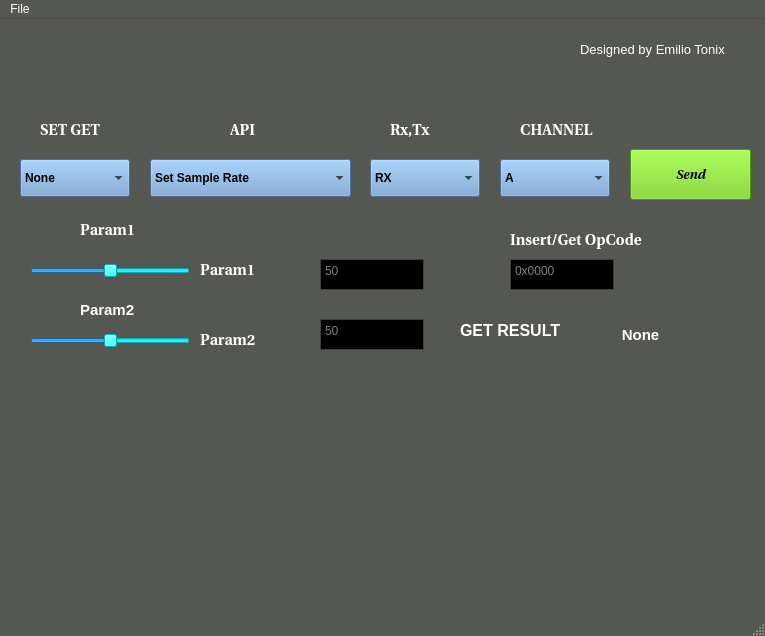
Above: GUI/LIMEGUI/mainwindow.ui from Tonix22/LSM7002M_RISC-V_driver before the change. Below: the same form after it.
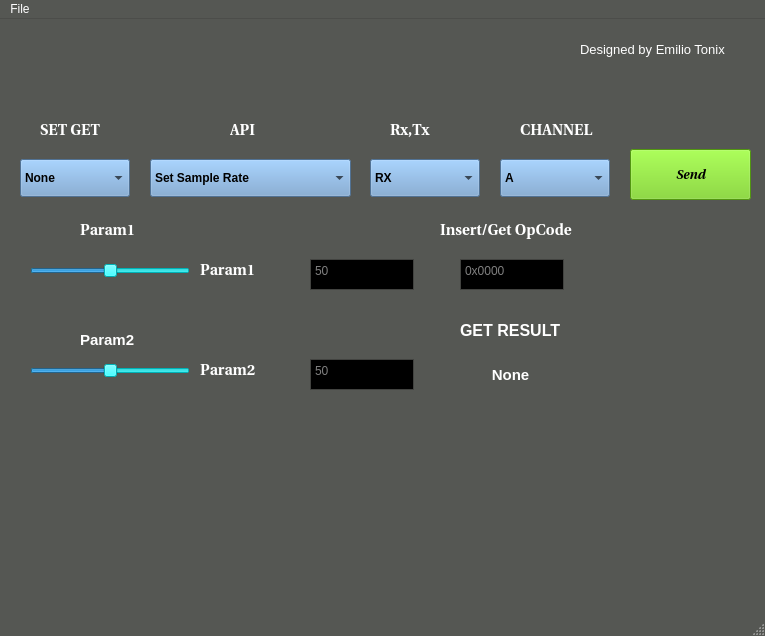
That is the form after the change. Icons and pictures are not drawn.

Diff of the .ui file:
```diff
--- a/GUI/LIMEGUI/mainwindow.ui
+++ b/GUI/LIMEGUI/mainwindow.ui
@@ -1885,7 +1885,7 @@
     <property name="geometry">
      <rect>
       <x>30</x>
-      <y>310</y>
+      <y>340</y>
       <width>160</width>
       <height>24</height>
      </rect>
@@ -2364,7 +2364,7 @@
     <property name="geometry">
      <rect>
       <x>80</x>
-      <y>280</y>
+      <y>310</y>
       <width>68</width>
       <height>22</height>
      </rect>
@@ -2917,8 +2917,8 @@
    <widget class="QLabel" name="Param2_slider_val">
     <property name="geometry">
      <rect>
-      <x>60</x>
-      <y>340</y>
+      <x>50</x>
+      <y>370</y>
       <width>111</width>
       <height>22</height>
      </rect>
@@ -3447,7 +3447,7 @@
    <widget class="QPlainTextEdit" name="Param1_input_text">
     <property name="geometry">
      <rect>
-      <x>320</x>
+      <x>310</x>
       <y>240</y>
       <width>104</width>
       <height>31</height>
@@ -3460,8 +3460,8 @@
    <widget class="QPlainTextEdit" name="Param2_input_text">
     <property name="geometry">
      <rect>
-      <x>320</x>
-      <y>300</y>
+      <x>310</x>
+      <y>340</y>
       <width>104</width>
       <height>31</height>
      </rect>
@@ -3473,8 +3473,8 @@
    <widget class="QLabel" name="Insert_Opcode_label">
     <property name="geometry">
      <rect>
-      <x>510</x>
-      <y>210</y>
+      <x>440</x>
+      <y>200</y>
       <width>151</width>
       <height>22</height>
      </rect>
@@ -3494,7 +3494,7 @@
    <widget class="QPlainTextEdit" name="Opcode_input_text">
     <property name="geometry">
      <rect>
-      <x>510</x>
+      <x>460</x>
       <y>240</y>
       <width>104</width>
       <height>31</height>
@@ -3528,9 +3528,9 @@
    <widget class="QLabel" name="Show_get_result">
     <property name="geometry">
      <rect>
-      <x>520</x>
-      <y>290</y>
-      <width>241</width>
+      <x>430</x>
+      <y>330</y>
+      <width>161</width>
       <height>51</height>
      </rect>
     </property>
@@ -4064,7 +4064,7 @@
     <property name="geometry">
      <rect>
       <x>200</x>
-      <y>310</y>
+      <y>340</y>
       <width>111</width>
       <height>22</height>
      </rect>
```
